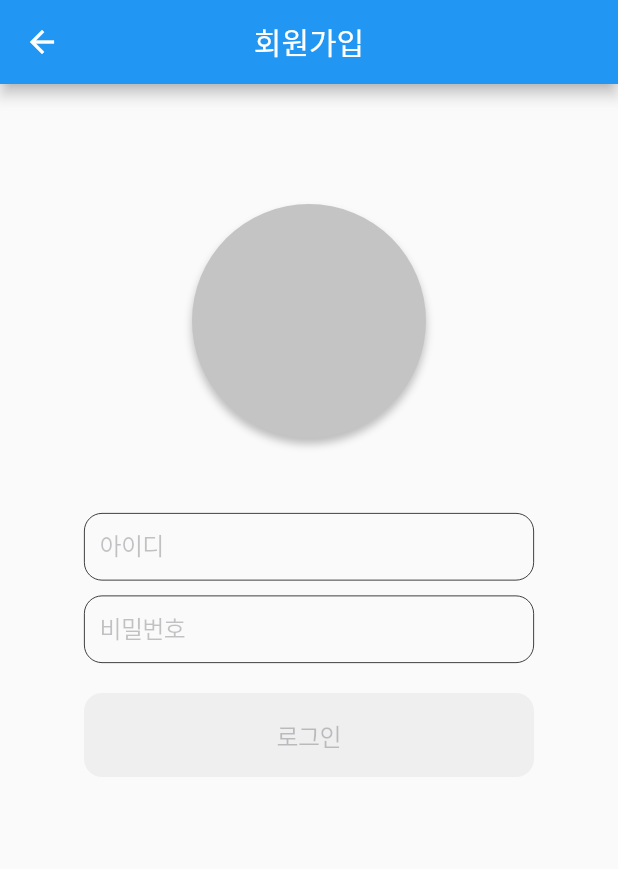
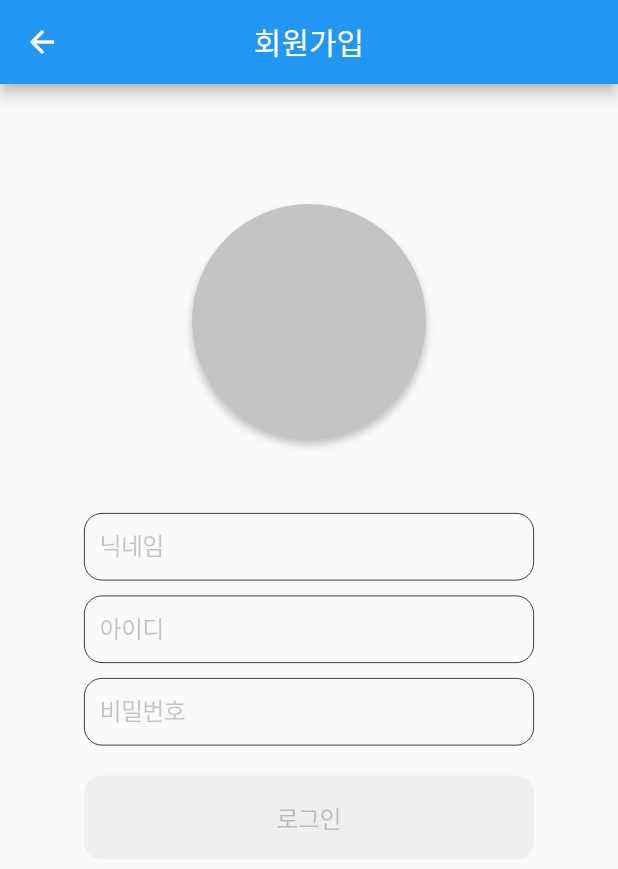
Before and after one commit to kysk2295/untitled2, a Flutter app: the EmailSignUpScreen screen opened directly, on a phone screen of 412 x 824 dp. Shown: the top 869 px of the screen. Run offline on Flutter 3.47's test engine with Material 2 defaults, Android fonts, the phone set to English and light mode, and no system bars; our stand-ins replace cloud_firestore, firebase_auth, firebase_core, firebase_database, flutter_dash, flutter_spinkit and 3 more; missing offline and left inert: flutter_barcode_scanner; accounts and stored records are empty.

```diff
--- /dev/null
+++ b/lib/model/Users.dart
@@ -0,0 +1,23 @@
+class Users{
+  final String name;
+  final String profileImg;
+  final String email;
+  final int registerBookCnt;
+  final int borrowBookCnt;
+  final int rentBookCnt;
+
+  Users(this.name, this.profileImg, this.email, this.registerBookCnt, this.borrowBookCnt, this.rentBookCnt);
+
+  Map<String,dynamic> toMap(){
+    return{
+      'name':name,
+      'profileImg':profileImg,
+      'email':email,
+      'registerBookCnt':registerBookCnt,
+      'borrowBookCnt':borrowBookCnt,
+      'rentBookCnt':rentBookCnt
+    };
+  }
+
+
+}
--- a/lib/screen/email_signup_screen.dart
+++ b/lib/screen/email_signup_screen.dart
@@ -1,7 +1,11 @@
+import 'package:cloud_firestore/cloud_firestore.dart';
 import 'package:firebase_auth/firebase_auth.dart';
+import 'package:firebase_core/firebase_core.dart';
+import 'package:firebase_database/firebase_database.dart';
 import 'package:flutter/cupertino.dart';
 import 'package:flutter/material.dart';
 import 'package:untitled2/MainPage.dart';
+import 'package:untitled2/model/Users.dart';
 import 'package:untitled2/screen/home_screen.dart';
 
 class EmailSignUpScreen extends StatefulWidget{
@@ -18,19 +22,22 @@ class EmailSignUpScreen extends StatefulWidget{
 class _EmailSignUpState extends State<EmailSignUpScreen>{
 
   final _idTextEditController = TextEditingController();
+  final _nameTextEditController = TextEditingController();
   final _passwordEditController = TextEditingController();
+
 
 
   @override
   void dispose() {
     _idTextEditController.dispose();
     _passwordEditController.dispose();
+    _nameTextEditController.dispose();
     super.dispose();
 
   }
 
   bool _isValid(){
-    return (_idTextEditController.text.length>=4  && _passwordEditController.text.length>=4);
+    return (_idTextEditController.text.length>=4  && _passwordEditController.text.length>=4 &&_nameTextEditController.text.length>=1);
   }
 
    void _login() async {
@@ -66,13 +73,49 @@ class _EmailSignUpState extends State<EmailSignUpScreen>{
       }
     }
     User? user = FirebaseAuth.instance.currentUser;
+
+
     if(user!=null && !user.emailVerified) {
+       Users users = new Users(_nameTextEditController.text, "https://static.smalljoys.me/2021/05/5741814_img_6675_1621687382.jpg"
+           ,user.email.toString() , 0, 0, 0);
+       FirebaseDatabase.instance.ref('user').child(user.uid.toString()).set(users.toMap());
+       //reference.set(users.toMap());
+       //reference.set({"hi":"asdf"});
+       print("asdlfkjlaksdjf");
+
+
+      //  FirebaseFirestore.instance.collection('user').add(users.toMap())
+      //  .then((value) => {
+      //    print("success")
+      // }).catchError((error) =>print(error));
+
       Navigator.of(context).push(MaterialPageRoute(builder: (context)=>MainPage()));
     }
   }
 
   @override
   Widget build(BuildContext context) {
+
+    var _nameTextField = CupertinoTextField(
+      placeholder: "닉네임",
+      controller: _nameTextEditController,
+      padding: EdgeInsets.all(10),
+      style: TextStyle( fontSize: 16),
+      decoration: BoxDecoration(
+        color: Colors.transparent,
+        border: Border.all(
+          color: Colors.black,
+          width: 0.5,
+        ),
+        borderRadius: BorderRadius.circular(12),
+      ),
+      onChanged: (text){
+        setState(() {
+
+        });
+      },
+    );
+
     var _idTextField = CupertinoTextField(
       placeholder: "아이디",
       controller: _idTextEditController,
@@ -124,6 +167,7 @@ class _EmailSignUpState extends State<EmailSignUpScreen>{
     );
 
     return Scaffold(
+      resizeToAvoidBottomInset: false,
       appBar: AppBar(title: Text('회원가입', style: TextStyle(color: Colors.white),),
         centerTitle: true,),
       body: Column(
@@ -155,6 +199,8 @@ class _EmailSignUpState extends State<EmailSignUpScreen>{
               child: Column(
                 crossAxisAlignment: CrossAxisAlignment.stretch,
                 children: [
+                  _nameTextField,
+                  SizedBox(height: 10,),
                   _idTextField,
                   SizedBox(height: 10,),
                   _passwordTextField,
--- a/lib/screen/login_screen.dart
+++ b/lib/screen/login_screen.dart
@@ -18,6 +18,7 @@ class LoginScreen extends StatelessWidget{
       accessToken: googleAuth?.accessToken,
       idToken: googleAuth?.idToken,
     );
+    //구글 로그인 추가
 
     // Once signed in, return the UserCredential
     return await FirebaseAuth.instance.signInWithCredential(credential);
--- a/lib/screen/profile_screen.dart
+++ b/lib/screen/profile_screen.dart
@@ -42,7 +42,12 @@ class _ProfileScreenState extends State<ProfileScreen>{
             child: Text("koyunseo",style: TextStyle(
               fontWeight: FontWeight.bold,color: Colors.black
             ),),
+
           ),
+          TextButton(onPressed: (){
+            FirebaseAuth.instance.signOut();
+          }, child: Text('로그아웃'))
+
 
         ],
       ),
--- a/pubspec.yaml
+++ b/pubspec.yaml
@@ -36,13 +36,15 @@ dependencies:
   cupertino_icons: ^1.0.2
   google_sign_in: ^5.2.1
   firebase_auth: ^1.1.4
-  #firebase_core: ^1.0.0
+  firebase_core: ^1.10.6
   cloud_firestore:
   http: ^0.13.4
   flutter_barcode_scanner: ^2.0.0
   smooth_star_rating: 1.1.1
   flutter_dash:
   flutter_spinkit: ^5.1.0
+  fluttertoast: ^8.0.8
+  firebase_database: ^9.0.4
 
 
 dev_dependencies:
```
Also changed, not shown: lib/model/ChatRooms.dart (added, +21 -0 lines), lib/screen/bookcase_screen.dart (+7 -7 lines), lib/screen/detail_screen.dart (+71 -8 lines), pubspec.lock, 2 other files.
